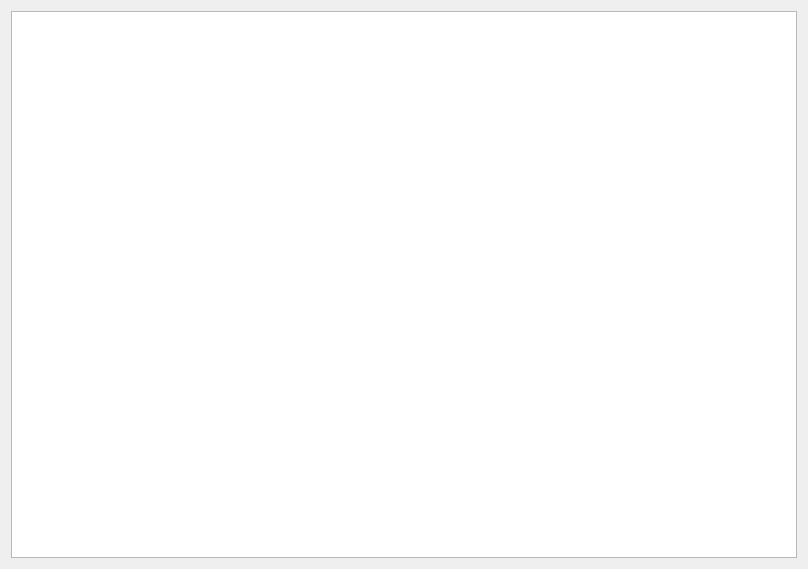
Old version of the form QtComposeResultCalculator/QtTestWidget.ui in the repository BrianRotel/QtComposeResultCalculator.
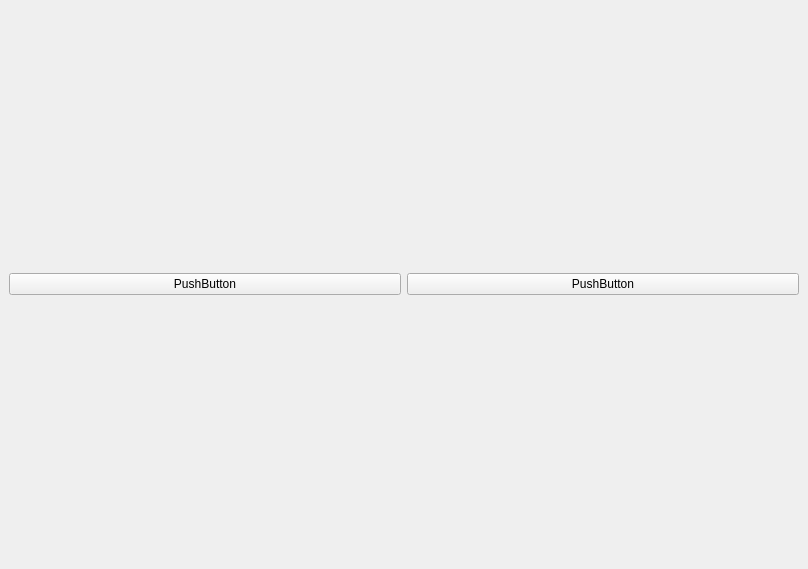
New version of the form.

Commit message: 增加新的测试,将QtMyGraphicsView重写,代码转移,MouseEvent的pos位置不准确

```diff
--- a/QtComposeResultCalculator/QtTestWidget.ui
+++ b/QtComposeResultCalculator/QtTestWidget.ui
@@ -16,9 +16,48 @@
   <property name="windowTitle">
    <string>QtTestWidget</string>
   </property>
-  <layout class="QGridLayout" name="gridLayout">
-   <item row="0" column="0">
-    <widget class="QGraphicsView" name="graphicsView"/>
+  <layout class="QVBoxLayout" name="verticalLayout">
+   <property name="leftMargin">
+    <number>9</number>
+   </property>
+   <property name="topMargin">
+    <number>9</number>
+   </property>
+   <property name="rightMargin">
+    <number>9</number>
+   </property>
+   <property name="bottomMargin">
+    <number>9</number>
+   </property>
+   <item>
+    <layout class="QHBoxLayout" name="horizontalLayout">
+     <property name="leftMargin">
+      <number>0</number>
+     </property>
+     <property name="topMargin">
+      <number>0</number>
+     </property>
+     <property name="rightMargin">
+      <number>0</number>
+     </property>
+     <property name="bottomMargin">
+      <number>0</number>
+     </property>
+     <item>
+      <widget class="QPushButton" name="pushButton">
+       <property name="text">
+        <string>PushButton</string>
+       </property>
+      </widget>
+     </item>
+     <item>
+      <widget class="QPushButton" name="pushButton_2">
+       <property name="text">
+        <string>PushButton</string>
+       </property>
+      </widget>
+     </item>
+    </layout>
    </item>
   </layout>
  </widget>
```
The commit also changes 7 other files.
